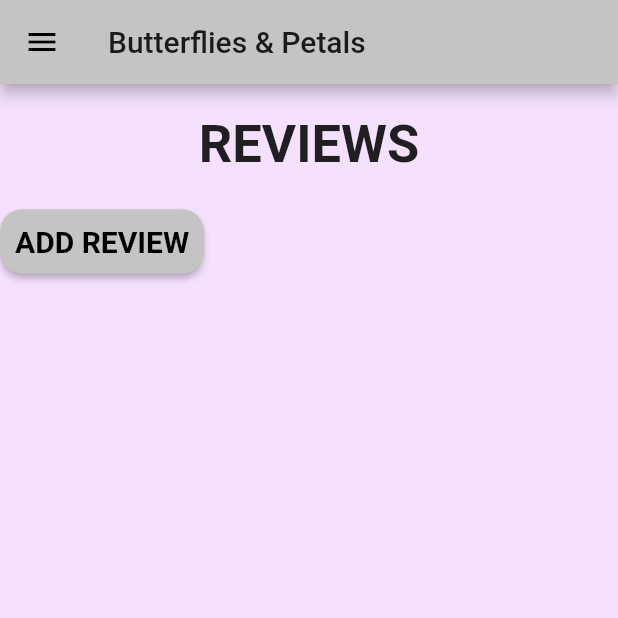
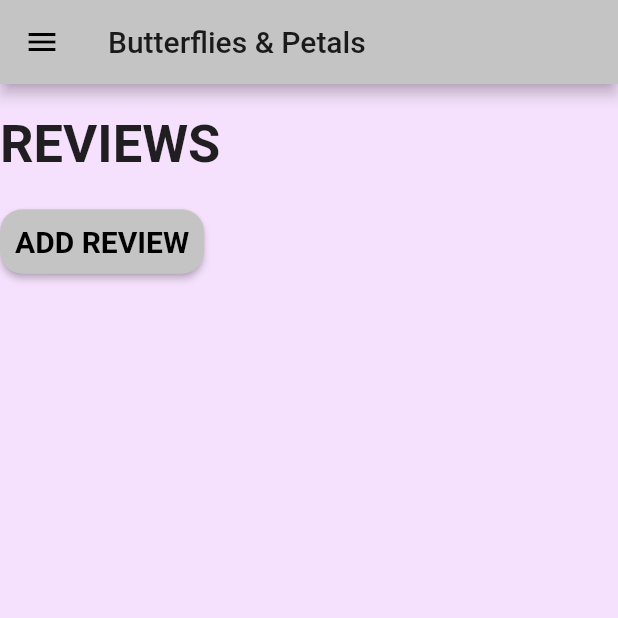
Before and after one commit to nathanjulian/bptest_app, a Flutter app: the FloaromaReviewScreen screen opened by its route, on a phone screen of 412 x 824 dp, the top half of it. Run offline on Flutter 3.47's test engine with Material 2 defaults, Android fonts, the phone set to English and light mode, and no system bars; our stand-ins replace cloud_firestore, firebase_auth, firebase_storage, google_sign_in, image_picker, permission_handler; missing offline and left inert: flutter_webview_plugin; accounts and stored records are empty; network calls fail.

Commit message:
did some shit fuck im so tired

```diff
--- a/lib/components/users.dart
+++ b/lib/components/users.dart
@@ -1,8 +1,9 @@
 class User {
 
   final String userID;
+  final String email;
 
-  User({this.userID});
+  User({this.userID, this.email});
 }
 
 class UserData {
--- a/lib/firebase/auth_functions.dart
+++ b/lib/firebase/auth_functions.dart
@@ -15,8 +15,9 @@ class AuthService {
 
   //create user obj
   User _userFromFirebaseUser(FirebaseUser user) {
-    return user !=null ? User(userID: user.uid) : null;
+    return user !=null ? User(userID: user.uid, email: user.email) : null;
   }
+
 
   //user auth change stream
   Stream<User> get userLoginStatus {
@@ -105,4 +106,5 @@ class AuthService {
 
   }
 
+
 }
--- a/lib/screens/floaroma_review_screen.dart
+++ b/lib/screens/floaroma_review_screen.dart
@@ -54,8 +54,6 @@ class _FloaromaReviewScreenState extends State<FloaromaReviewScreen> {
         body: ListView(
           padding: EdgeInsets.symmetric(vertical: 20.0),
           children: [
-            Column(
-            children: [
             Text(
               'REVIEWS',
               style: kPageHeadingStyle,
@@ -77,8 +75,6 @@ class _FloaromaReviewScreenState extends State<FloaromaReviewScreen> {
               height: 10.0,
             ),
             ReviewList(),
-            ],
-          ),
           ]
         ),
       ),
--- a/lib/screens/floaroma_screen.dart
+++ b/lib/screens/floaroma_screen.dart
@@ -52,7 +52,7 @@ class _FloaromaScreenState extends State<FloaromaScreen> {
       body: Container(
         child: Column(
           children: [
-            Image.asset('assets/images/bouquet.jpg'),
+            Image.network('https://firebasestorage.googleapis.com/v0/b/bp-test-30275.appspot.com/o/download.jpg?alt=media&token=26d6cbc2-e89c-4e53-bbdf-4070bcb90239'),
             Text(
               'FLOAROMA',
               style: kPageHeadingStyle,
```
Also changed, not shown: lib/components/product_card.dart (+2 -6 lines), lib/components/review_card.dart (+28 -25 lines), lib/screens/newReview_screen.dart (+19 -9 lines). Lines whose indentation alone changed are shown as unchanged.
